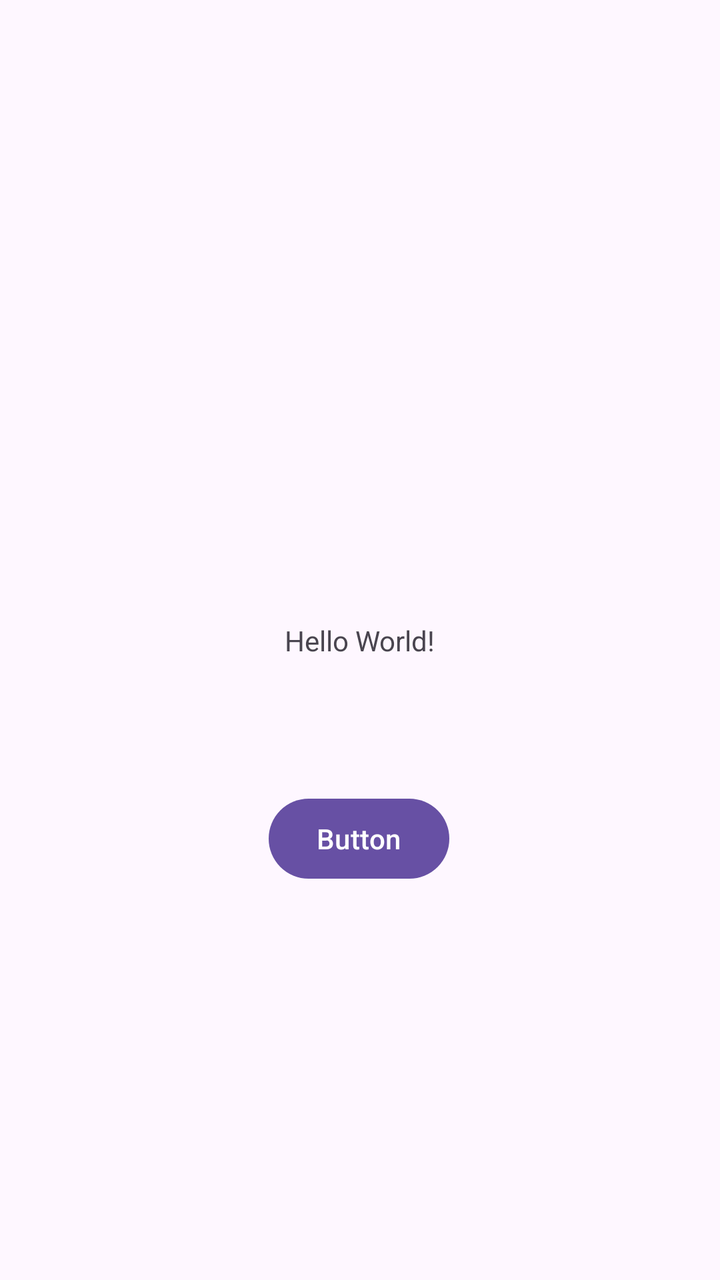
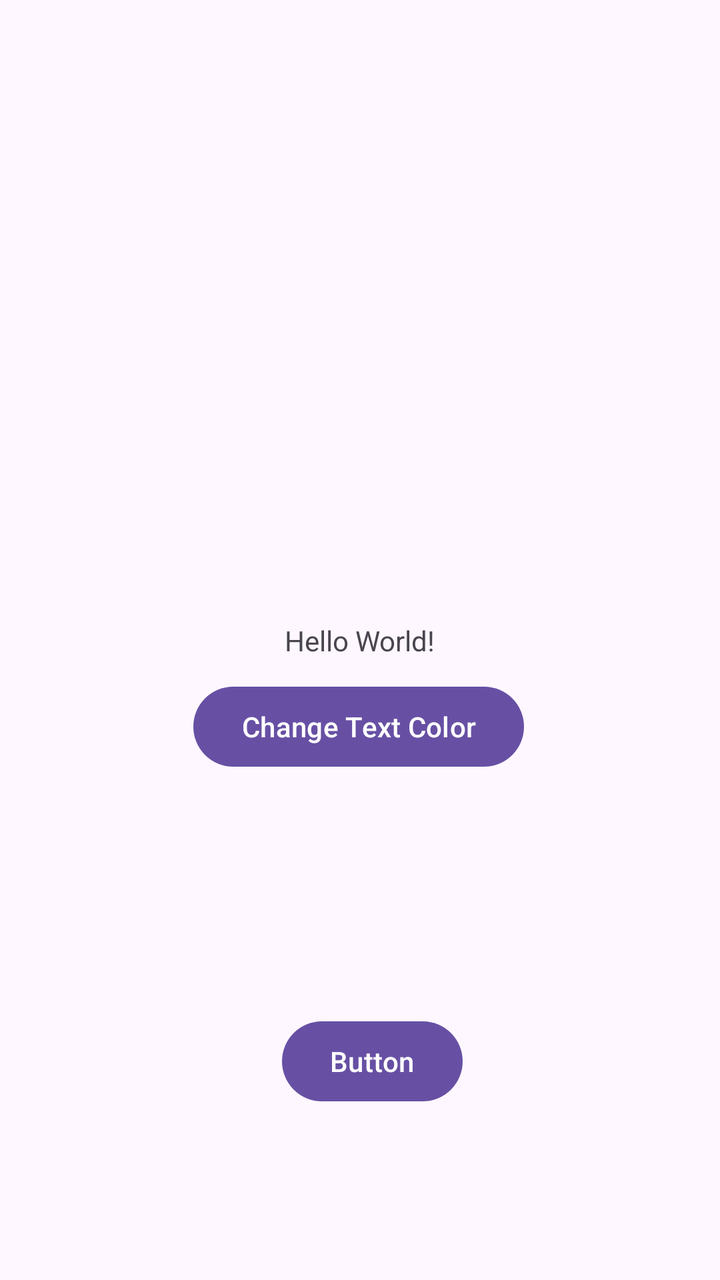

Compare the two renders of this Android layout. The source of the first and the diff that turns it into the second are given below.
<!-- AndroidManifest.xml: application theme Theme.HelloWorld_2026 -->
<!-- res/layout/activity_main.xml -->
<?xml version="1.0" encoding="utf-8"?>
<androidx.constraintlayout.widget.ConstraintLayout xmlns:android="http://schemas.android.com/apk/res/android"
    xmlns:app="http://schemas.android.com/apk/res-auto"
    xmlns:tools="http://schemas.android.com/tools"
    android:id="@+id/main"
    android:layout_width="match_parent"
    android:layout_height="match_parent"
    tools:context=".MainActivity">

    <TextView
        android:id="@+id/tekstas"
        android:layout_width="wrap_content"
        android:layout_height="wrap_content"
        android:text="Hello World!"
        app:layout_constraintBottom_toBottomOf="parent"
        app:layout_constraintEnd_toEndOf="parent"
        app:layout_constraintStart_toStartOf="parent"
        app:layout_constraintTop_toTopOf="parent" />

    <Button
        android:id="@+id/mygtukas"
        android:layout_width="wrap_content"
        android:layout_height="wrap_content"
        android:text="Button"
        app:layout_constraintBottom_toBottomOf="parent"
        app:layout_constraintEnd_toEndOf="parent"
        app:layout_constraintHorizontal_bias="0.498"
        app:layout_constraintStart_toStartOf="parent"
        app:layout_constraintTop_toBottomOf="@+id/tekstas"
        app:layout_constraintVertical_bias="0.25" />

</androidx.constraintlayout.widget.ConstraintLayout>
<!-- resources referenced by this layout -->
<resources>
  <style name="Theme.HelloWorld_2026" parent="Base.Theme.HelloWorld_2026" />
  <style name="Base.Theme.HelloWorld_2026" parent="Theme.Material3.DayNight.NoActionBar">
          
          
      </style>
</resources>

<!-- the commit's change to res/layout/activity_main.xml (unified diff, before → after) -->
@@ -24,9 +24,21 @@
         android:text="Button"
         app:layout_constraintBottom_toBottomOf="parent"
         app:layout_constraintEnd_toEndOf="parent"
-        app:layout_constraintHorizontal_bias="0.498"
+        app:layout_constraintHorizontal_bias="0.523"
         app:layout_constraintStart_toStartOf="parent"
         app:layout_constraintTop_toBottomOf="@+id/tekstas"
-        app:layout_constraintVertical_bias="0.25" />
+        app:layout_constraintVertical_bias="0.675" />
+
+    <Button
+        android:id="@+id/spalvosMygtukas"
+        android:layout_width="wrap_content"
+        android:layout_height="wrap_content"
+        android:text="Change Text Color"
+        app:layout_constraintBottom_toBottomOf="parent"
+        app:layout_constraintEnd_toEndOf="parent"
+        app:layout_constraintHorizontal_bias="0.497"
+        app:layout_constraintStart_toStartOf="parent"
+        app:layout_constraintTop_toTopOf="parent"
+        app:layout_constraintVertical_bias="0.573" />
 
 </androidx.constraintlayout.widget.ConstraintLayout>
